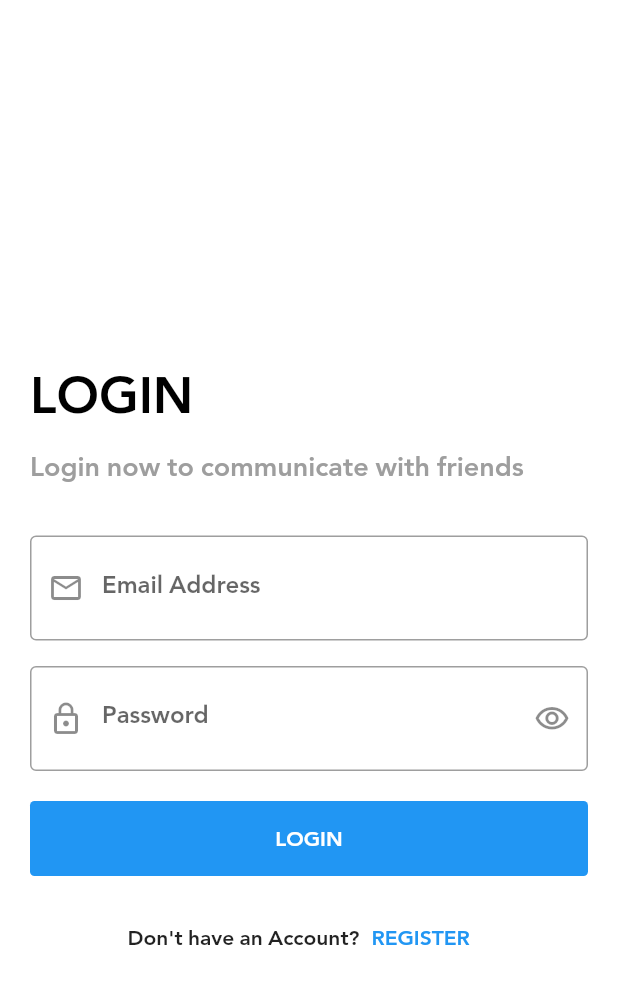
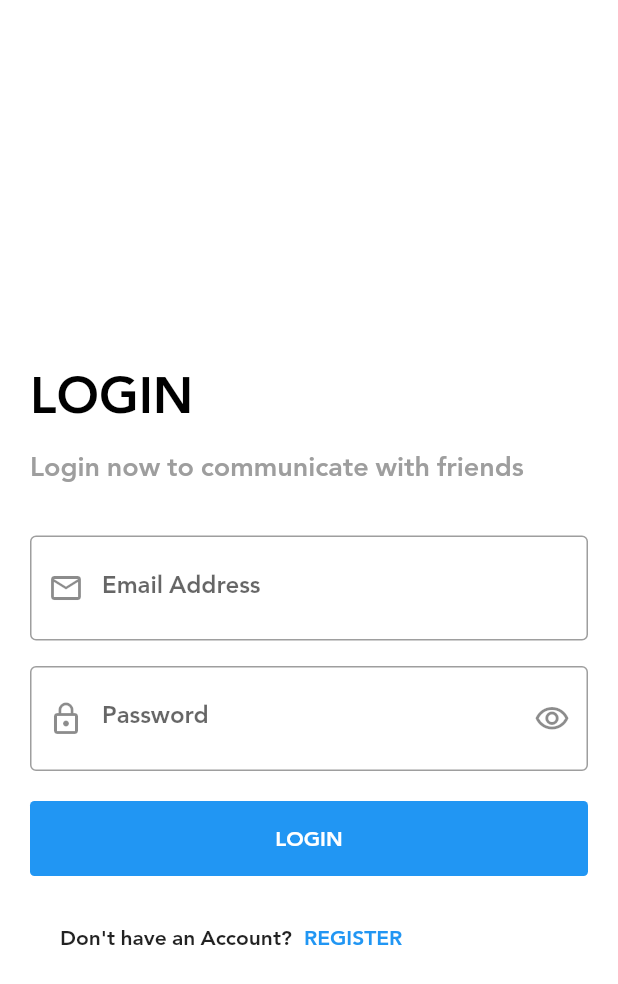
Before and after one commit to ALYMUHAMMAD511/LINKIFY_SOCIAL_FLUTTER_APP, a Flutter app: the screen it shows after launch, on a phone screen of 412 x 824 dp. Shown: the top 984 px of the screen. Run offline on Flutter 3.47's test engine with Material 2 defaults, Android fonts, the phone set to English and light mode, and no system bars; our stand-ins replace bloc, cloud_firestore, conditional_builder_null_safety, firebase_auth, firebase_core, flutter_bloc and 3 more; accounts and stored records are empty.

Commit message:
Social Flutter App

```diff
--- a/lib/modules/login/login_screen.dart
+++ b/lib/modules/login/login_screen.dart
@@ -136,7 +136,7 @@ class LoginScreen extends StatelessWidget {
                         height: 17.0,
                       ),
                       Padding(
-                        padding: const EdgeInsets.symmetric(horizontal: 65.0),
+                        padding: const EdgeInsets.symmetric(horizontal: 20.0),
                         child: Row(
                           children:
                           [
```
